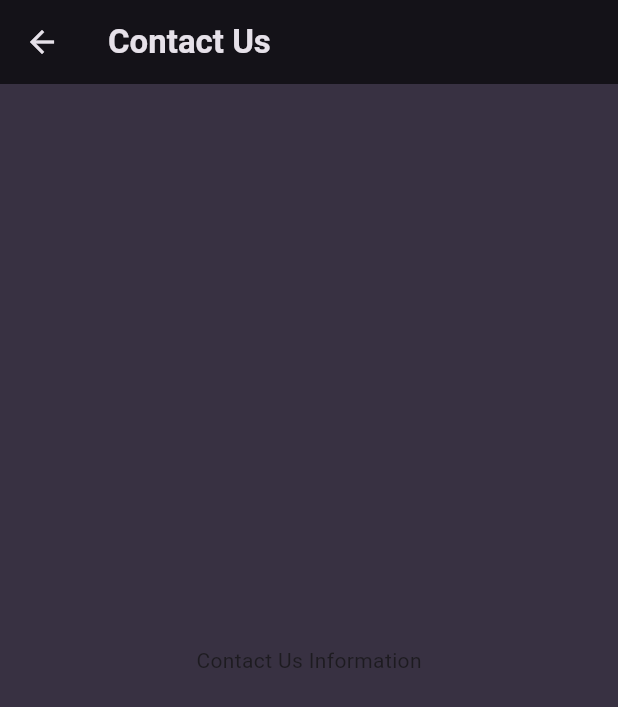
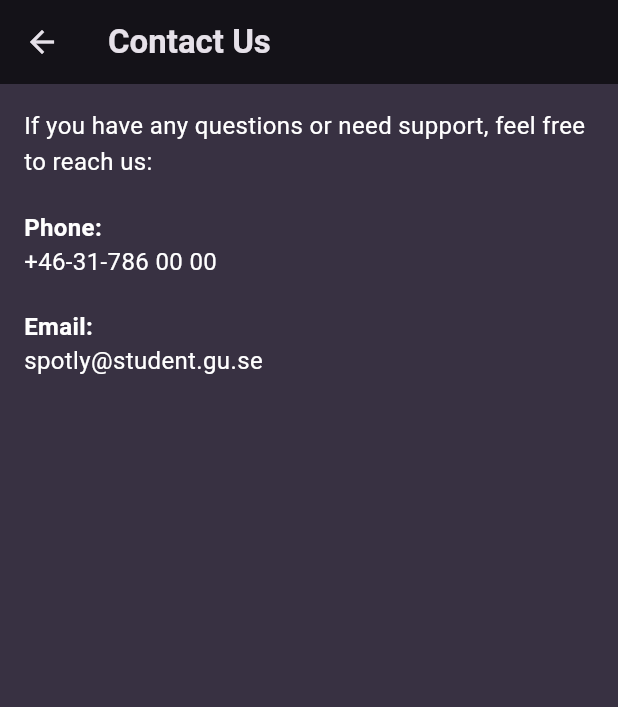
Before and after one commit to gu-tig333-ht24/spotly, a Flutter app: the ContactUsPage screen opened directly, on a phone screen of 412 x 824 dp. Shown: the top 707 px of the screen. Run offline on Flutter 3.47's test engine with Material 3 defaults, Android fonts, the phone set to English and light mode, and no system bars; our stand-ins replace flutter_riverpod, google_fonts.

Commit message:
Settings update with text for data privacy &security, help and support

```diff
--- a/lib/src/app.dart
+++ b/lib/src/app.dart
@@ -1,5 +1,4 @@
 // Add ProviderScope, that is required by Riverpod for state management handling
-// Change from StatefulWidget to StatelessWidget
 
 import 'package:flutter/material.dart';
 
--- a/lib/src/features/settings/ui/pages/contact_us_page.dart
+++ b/lib/src/features/settings/ui/pages/contact_us_page.dart
@@ -1,6 +1,6 @@
 import 'package:flutter/material.dart';
-import 'package:spotly/src/features/places/providers/places.dart';
-import 'package:spotly/src/core/widgets/places_list.dart';
+
+import 'package:flutter/material.dart';
 
 class ContactUsPage extends StatelessWidget {
   const ContactUsPage({Key? key}) : super(key: key);
@@ -11,8 +11,35 @@ class ContactUsPage extends StatelessWidget {
       appBar: AppBar(
         title: const Text('Contact Us'),
       ),
-      body: const Center(
-        child: Text('Contact Us Information'),
+      body: Padding(
+        padding: const EdgeInsets.all(16.0),
+        child: Column(
+          crossAxisAlignment: CrossAxisAlignment.start,
+          children: [
+            const Text(
+              'If you have any questions or need support, feel free to reach us:',
+              style: TextStyle(fontSize: 16, height: 1.5, color: Colors.white), // White color
+            ),
+            const SizedBox(height: 20), // Add space between text and contact info
+            const Text(
+              'Phone:',
+              style: TextStyle(fontWeight: FontWeight.bold, fontSize: 16, color: Colors.white), // White color
+            ),
+            const Text(
+              '+46-31-786 00 00',
+              style: TextStyle(fontSize: 16, color: Colors.white), // White color
+            ),
+            const SizedBox(height: 20),
+            const Text(
+              'Email:',
+              style: TextStyle(fontWeight: FontWeight.bold, fontSize: 16, color: Colors.white), // White color
+            ),
+            const Text(
+              'spotly@student.gu.se',
+              style: TextStyle(fontSize: 16, color: Colors.white), // White color
+            ),
+          ],
+        ),
       ),
     );
   }
--- a/lib/src/features/settings/ui/pages/help_support_page.dart
+++ b/lib/src/features/settings/ui/pages/help_support_page.dart
@@ -1,6 +1,4 @@
 import 'package:flutter/material.dart';
-import 'package:spotly/src/features/places/providers/places.dart';
-import 'package:spotly/src/core/widgets/places_list.dart';
 
 class HelpSupportPage extends StatelessWidget {
   const HelpSupportPage({Key? key}) : super(key: key);
@@ -11,8 +9,49 @@ class HelpSupportPage extends StatelessWidget {
       appBar: AppBar(
         title: const Text('Help and Support'),
       ),
-      body: const Center(
-        child: Text('Help and Support Information'),
+      body: Padding(
+        padding: const EdgeInsets.all(16.0),
+        child: Column(
+          crossAxisAlignment: CrossAxisAlignment.start,
+          children: [
+            const Text(
+              'Need help or have questions?',
+              style: TextStyle(fontSize: 18, fontWeight: FontWeight.bold, color: Colors.white ),
+            ),
+            const SizedBox(height: 20),
+            const Text(
+              'For any inquiries regarding the app, including technical support, bug reports, or feature requests, feel free to contact us via the following channels:',
+              style: TextStyle(fontSize: 16, height: 1.5, color: Colors.white),
+            ),
+            const SizedBox(height: 20),
+            const Text(
+              '1. Visit our support page:',
+              style: TextStyle(fontWeight: FontWeight.bold, fontSize: 16, color: Colors.white),
+            ),
+            const Text(
+              'https://support.spotly.com',
+              style: TextStyle(fontSize: 16, color: Colors.blue),
+            ),
+            const SizedBox(height: 20),
+            const Text(
+              '2. Email our support team:',
+              style: TextStyle(fontWeight: FontWeight.bold, fontSize: 16, color: Colors.white),
+            ),
+            const Text(
+              'support@spotly.com',
+              style: TextStyle(fontSize: 16, color: Colors.white),
+            ),
+            const SizedBox(height: 20),
+            const Text(
+              '3. Frequently Asked Questions (FAQ):',
+              style: TextStyle(fontWeight: FontWeight.bold, fontSize: 16, color: Colors.white),
+            ),
+            const Text(
+              'You can find answers to common questions and issues in our FAQ section within the app or on our website.',
+              style: TextStyle(fontSize: 16, height: 1.5, color: Colors.white),
+            ),
+          ],
+        ),
       ),
     );
   }
--- a/pubspec.yaml
+++ b/pubspec.yaml
@@ -12,6 +12,7 @@ dependencies:
   google_fonts: ^6.2.1
   flutter_riverpod: ^2.0.0
   uuid: ^4.5.1
+  url_launcher: ^6.0.9
 
 dev_dependencies:
   flutter_test:
```
Also changed, not shown: lib/src/features/settings/ui/pages/privacy_security_page.dart (+37 -5 lines), pubspec.lock.
